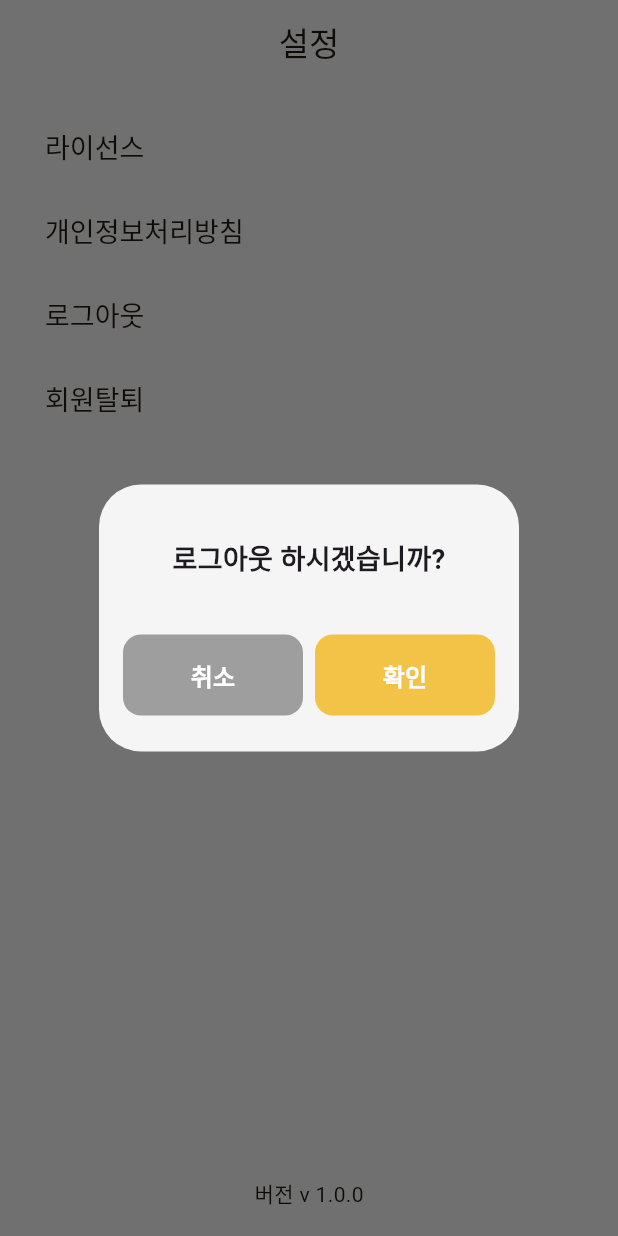
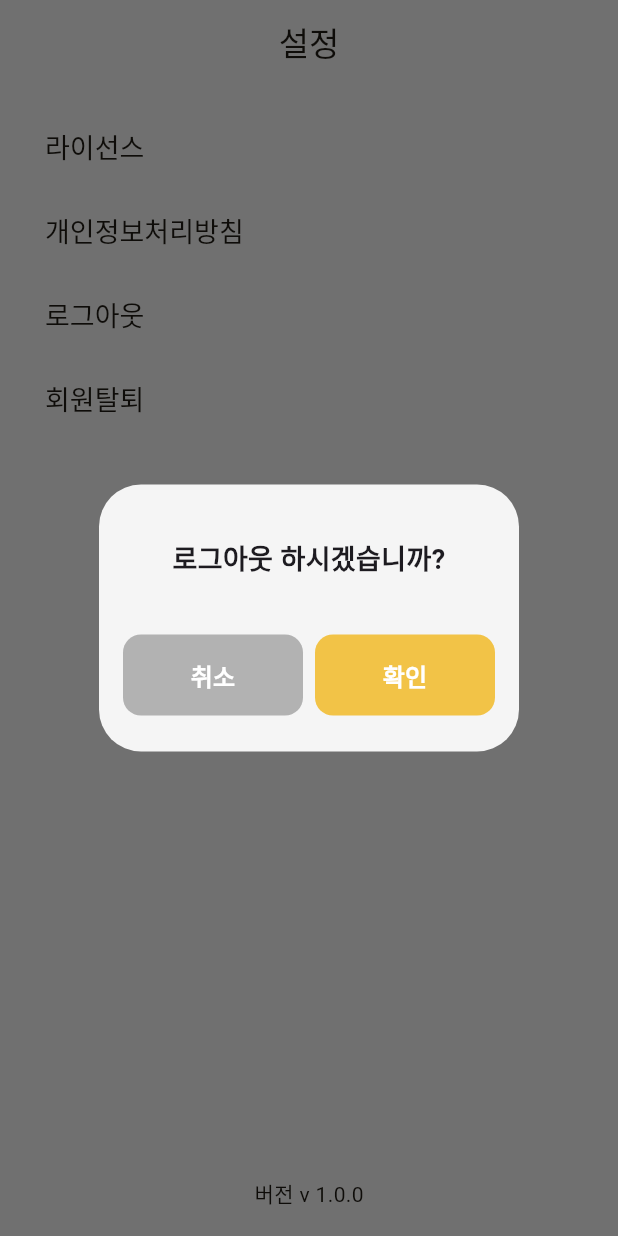
Before and after one commit to Team-Weather/flutter-wea-co, a Flutter app: the AppSettingScreen screen opened by its route, after a tap on "로그아웃", on a phone screen of 412 x 824 dp. Run offline on Flutter 3.47's test engine with Material 3 defaults, Android fonts, the phone set to English and light mode, and no system bars; our stand-ins replace cloud_firestore, dio, dropdown_button2, firebase_auth, firebase_core, firebase_storage and 10 more; accounts and stored records are empty.

Commit message:
Feat: dialog 색상

```diff
--- a/lib/presentation/common/util/alert_util.dart
+++ b/lib/presentation/common/util/alert_util.dart
@@ -48,7 +48,7 @@ class AlertUtil {
                 onPressedRight: () => onPressedRight == null
                     ? Navigator.of(context).pop()
                     : onPressedRight(),
-                leftButtonColor: Colors.grey.value,
+                leftButtonColor: const Color(0xffB2B2B2).value,
                 leftButtonText: '취소',
                 rightButtonColor: Theme.of(context).primaryColor.value,
                 rightButtonCancelText: '확인');
```
